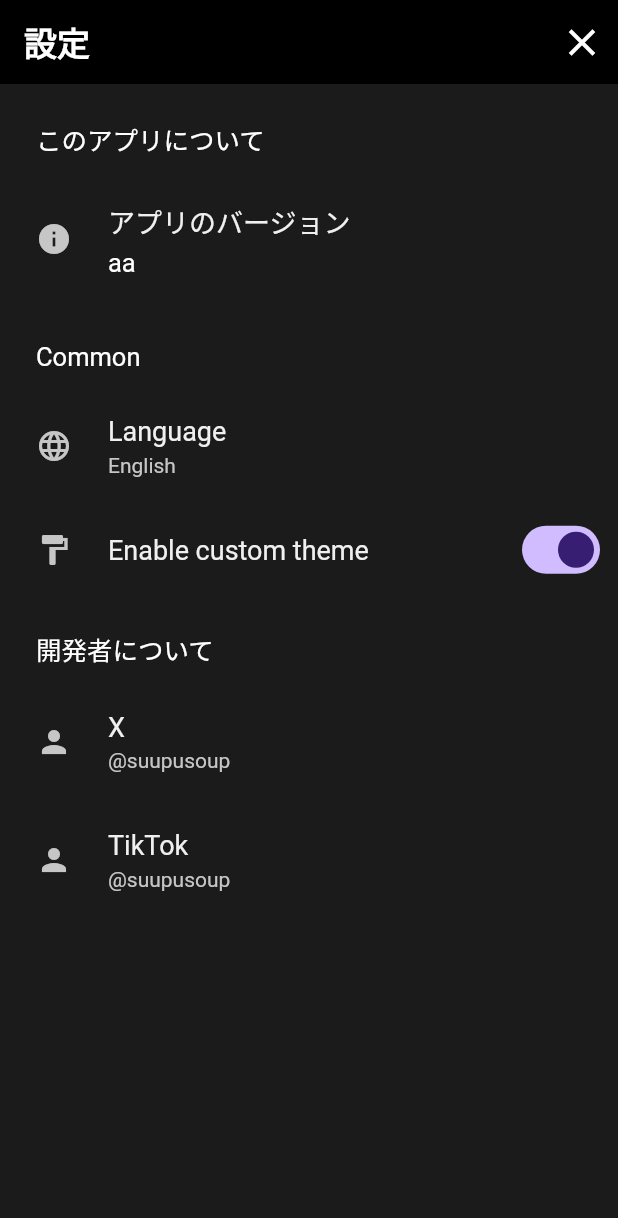
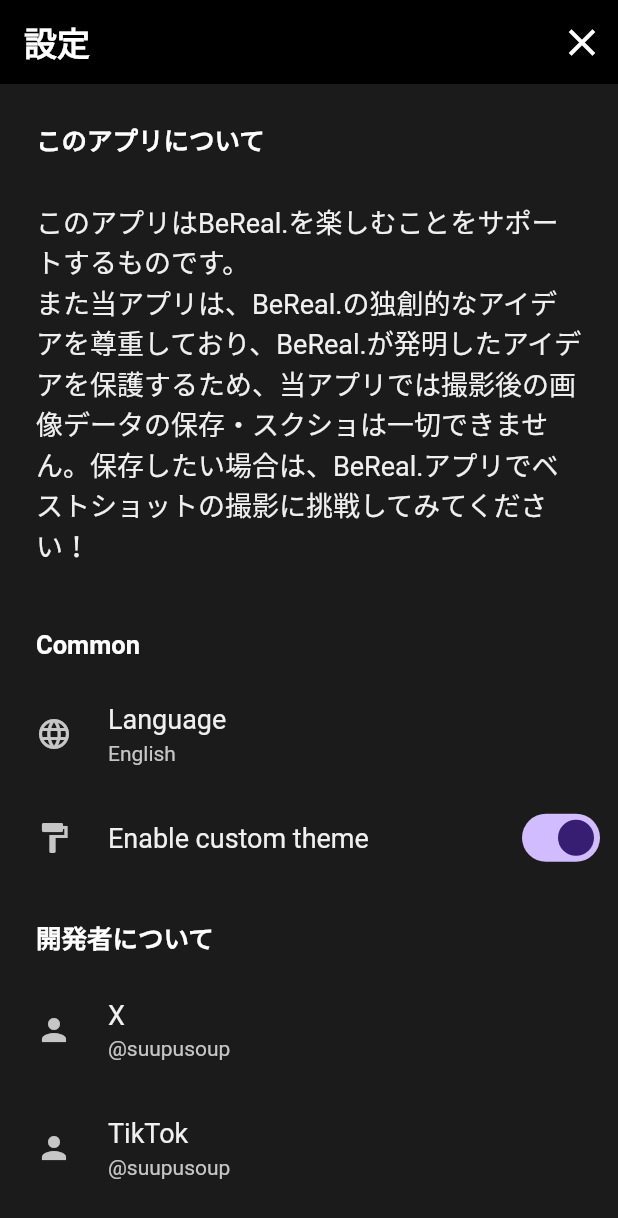
Before and after one commit to laughtaone/bere, a Flutter app: the SettingsPage screen opened directly, on a phone screen of 412 x 824 dp. Shown: the top 1218 px of the screen. Run offline on Flutter 3.47's test engine with Material 3 defaults, Android fonts, the light colour scheme and no system bars; drawn by our look-alikes of settings_ui; our stand-ins replace camera.

Commit message:
regularly commit4 (settings)

```diff
--- a/lib/settings_display.dart
+++ b/lib/settings_display.dart
@@ -48,12 +48,9 @@
               ),
               tiles: <SettingsTile>[
                 SettingsTile(
-                  leading: const Icon(Icons.info),
-                  title: const Text('アプリのバージョン'),
-                  value: Text(
-                    'aa',
-                    style: SettingValueTextStyle.myTextStyle,
-                  )
+                  title: Text(
+                    'このアプリはBeReal.を楽しむことをサポートするものです。\nまた当アプリは、BeReal.の独創的なアイデアを尊重しており、BeReal.が発明したアイデアを保護するため、当アプリでは撮影後の画像データの保存・スクショは一切できません。保存したい場合は、BeReal.アプリでベストショットの撮影に挑戦してみてください！',
+                  ),
                 )
               ],
             ),
@@ -139,6 +136,7 @@
   static final TextStyle myTextStyle = TextStyle(
     fontSize: 17,
     color: Colors.white,
+    fontWeight: FontWeight.bold,
   );
 }
 
```
